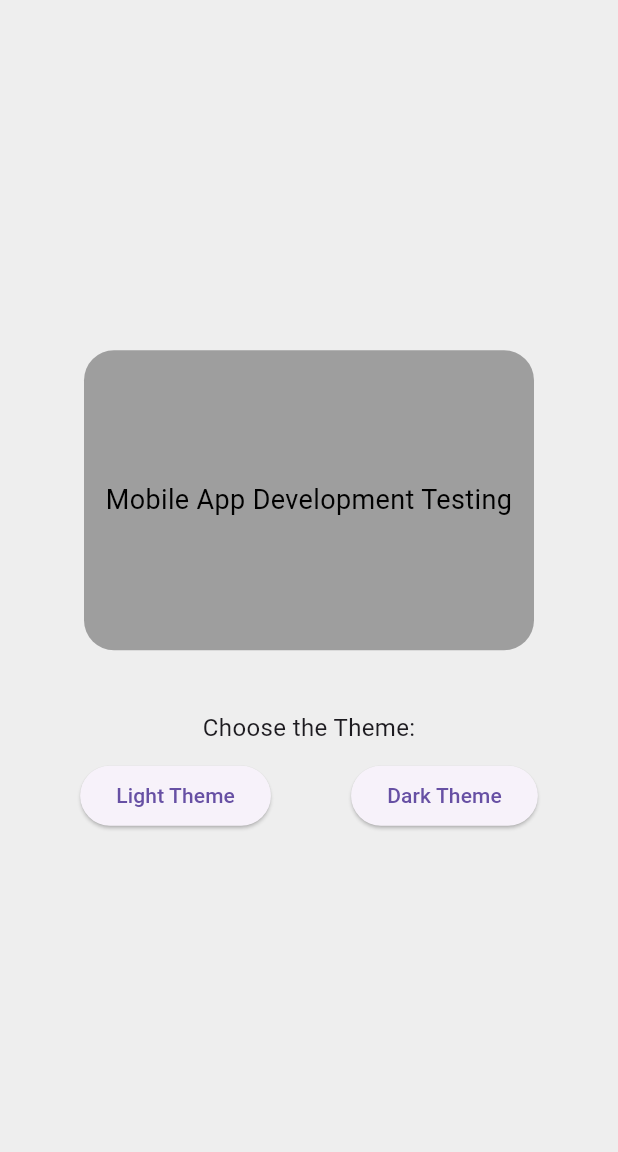
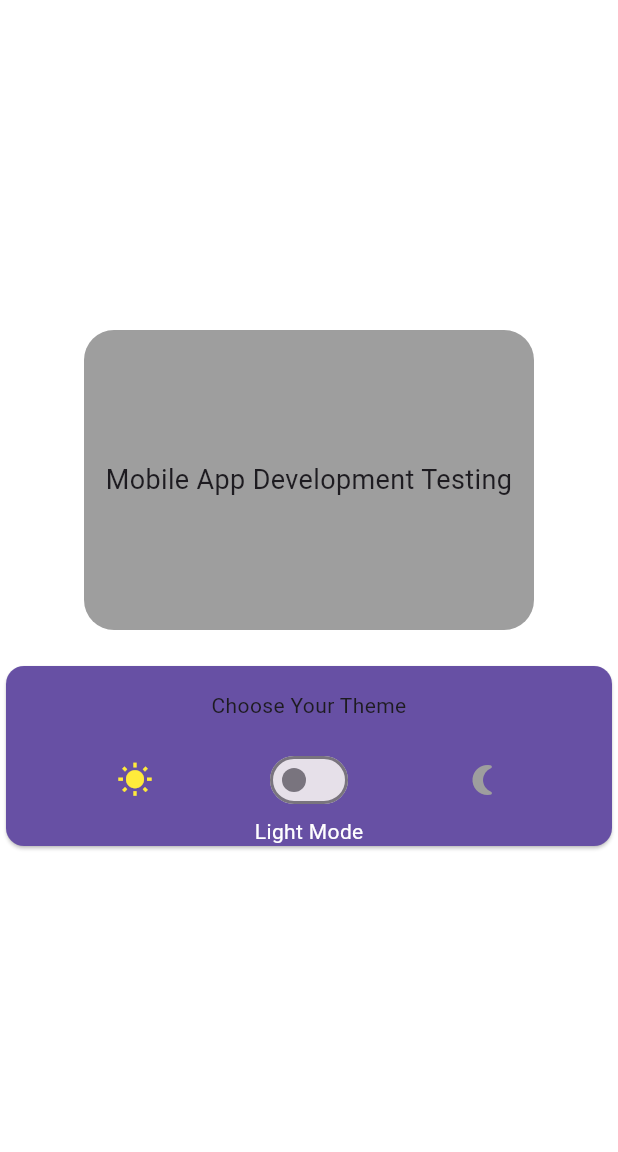
Before and after one commit to OfficialEseosa/MadProjects, a Flutter app: the screen it shows after launch, on a phone screen of 412 x 824 dp, the part 84-1236 px from its top. Run offline on Flutter 3.47's test engine with Material 3 defaults, Android fonts, the phone set to English and light mode, and no system bars.

Commit message:
Second commit to do class activity

```diff
--- a/inclass02/lib/main.dart
+++ b/inclass02/lib/main.dart
@@ -15,10 +15,15 @@ class _RunMyAppState extends State<RunMyApp> {
   // Variable to manage the current theme mode
   ThemeMode _themeMode = ThemeMode.system;
 
+  // Variable to control the container color for animation
+  Color _containerColor = Colors.grey;
+
   // Method to toggle the theme
   void changeTheme(ThemeMode themeMode) {
     setState(() {
       _themeMode = themeMode;
+      // Update container color for animation
+      _containerColor = themeMode == ThemeMode.dark ? Colors.white : Colors.grey;
     });
   }
 
@@ -31,7 +36,7 @@ class _RunMyAppState extends State<RunMyApp> {
       // TODO: Customize these themes further if desired
       theme: ThemeData(
         primarySwatch: Colors.blueGrey,
-        scaffoldBackgroundColor: Colors.grey[200], // Light mode background
+        scaffoldBackgroundColor: const Color.fromARGB(255, 255, 255, 255), // Light mode background
       ),
       darkTheme: ThemeData.dark(), // Dark mode configuration
 
@@ -46,44 +51,61 @@ class _RunMyAppState extends State<RunMyApp> {
             mainAxisAlignment: MainAxisAlignment.center,
             children: [
               // PART 1 TASK: Container and Text
-              Container(
+              AnimatedContainer(
                 width: 300,
                 height: 200,
                 margin: const EdgeInsets.all(20),
+                duration: const Duration(milliseconds: 500),
                 decoration: BoxDecoration(
-                  // Use a ternary operator to check theme brightness
-                  color: Theme.of(context).brightness == Brightness.dark
-                      ? Colors.white
-                      : Colors.grey,
+                  // Use state variable for smooth animation
+                  color: _containerColor,
                   borderRadius: BorderRadius.circular(20),
                 ),
                 alignment: Alignment.center,
-                child: const Text(
+                child: Text(
                   'Mobile App Development Testing',
-                  style: TextStyle(fontSize: 18, color: Colors.black),
+                    style: TextStyle(fontSize: 18, color: Theme.of(context).textTheme.bodyLarge?.color),
                   textAlign: TextAlign.center,
                 ),
               ),
 
-              const SizedBox(height: 20),
-
-              const Text('Choose the Theme:', style: TextStyle(fontSize: 16)),
-
-              const SizedBox(height: 10),
-
-              // PART 1 TASK: Controls
+              Card(
+                color: Theme.of(context).colorScheme.primary, // Use theme color with opacity
+                child: Column(
+                  mainAxisAlignment: MainAxisAlignment.center,
+                  children: [
+                    Padding(
+                      padding: const EdgeInsets.all(16.0),
+                      child: Text(
+                      'Choose Your Theme',
+                      textAlign: TextAlign.center,
+                      ),
+                    ),
                     Row(
                       mainAxisAlignment: MainAxisAlignment.spaceEvenly,
                       children: [
-                  ElevatedButton(
-                    onPressed: () => changeTheme(ThemeMode.light),
-                    child: const Text('Light Theme'),
+                      Icon(
+                        Icons.wb_sunny,
+                        color: _themeMode != ThemeMode.dark ? Colors.yellow : Colors.grey,
                       ),
-                  ElevatedButton(
-                    onPressed: () => changeTheme(ThemeMode.dark),
-                    child: const Text('Dark Theme'),
+                      Switch(
+                        value: _themeMode == ThemeMode.dark,
+                        onChanged: (bool value) {
+                        changeTheme(value ? ThemeMode.dark : ThemeMode.light);
+                        },
+                        ),
+                      Icon(
+                        Icons.nightlight_round,
+                        color: _themeMode == ThemeMode.dark ? Colors.yellow : Colors.grey,
                       ),
                       ],
+                    ),
+                    Text(
+                      _themeMode == ThemeMode.dark ? "Dark Mode" : "Light Mode",
+                      style: TextStyle(color: Theme.of(context).colorScheme.onPrimary),
+                      )
+                  ],
+                ),
               ),
             ],
           ),
```
Lines whose indentation alone changed are shown as unchanged.
